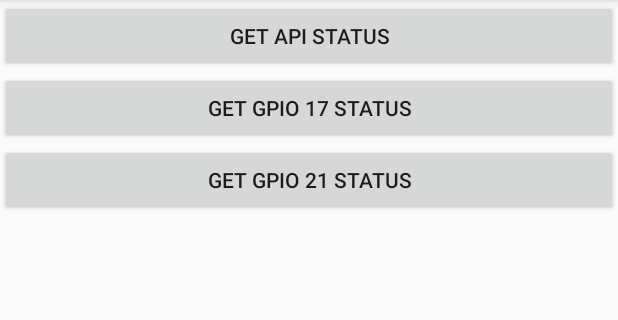
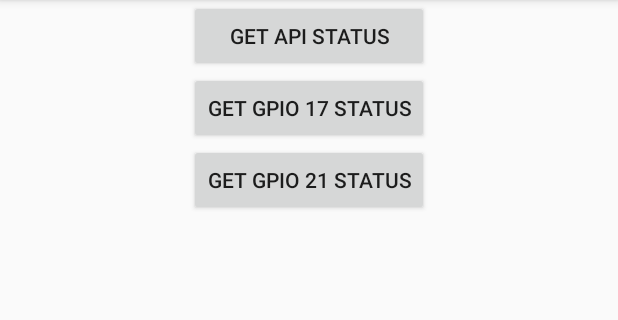
Before and after one commit to MatGarreau/AndroidVolleyBasicAuth, an Android app: the screen it shows after launch (MainActivity), on a phone screen of 412 x 824 dp, the part 84-404 px from its top. Run offline under Robolectric (Android 15) with nearby library versions, the phone set to English and light mode, and no system bars; our stand-ins replace Volley; network calls fail.

```diff
--- a/app/src/main/java/com/example/mat/testvolley/MainActivity.java
+++ b/app/src/main/java/com/example/mat/testvolley/MainActivity.java
@@ -12,6 +12,7 @@ import android.util.Log;
 import android.view.View;
 import android.widget.Button;
 import android.widget.LinearLayout;
+import android.widget.RelativeLayout;
 import android.widget.TextView;
 
 import com.android.volley.AuthFailureError;
@@ -33,14 +34,13 @@ import java.util.Map;
 
 
 // TODO :
-// manage 2 gpio
-// improve few functions to be more generic (require to manage many GPIO)
-
+// use ImageButton widget rather than Button
 
 public class MainActivity extends AppCompatActivity
         implements View.OnClickListener {
 
     private LinearLayout linearLayout;
+    private RelativeLayout relativeLayout;
     private Button apiStatusButton;
     private Button manageGpio17Button;
     private Button manageGpio21Button;
@@ -60,7 +60,8 @@ public class MainActivity extends AppCompatActivity
         super.onCreate(savedInstanceState);
         queue = Volley.newRequestQueue(this);
         makeView();
-        setContentView(linearLayout);
+        //setContentView(linearLayout);
+        setContentView(relativeLayout);
     }
 
     // this method generate the view : four buttons and a textView to display information (request response)
@@ -87,20 +88,38 @@ public class MainActivity extends AppCompatActivity
         manageGpio21Button.setOnClickListener(this);
         manageGpio21Button.setId(R.id.bt_manage_gpio21);
 
+        // text view to display server response
         resultsTextView = new TextView(this);
+        resultsTextView.setId(R.id.tv_message);
 
+        // this is the parent layout. It contains linearLayout and resultsTextView
+        relativeLayout = new RelativeLayout(this);
+
+        // this layout contains the GPIOs buttons
         linearLayout = new LinearLayout(this);
         linearLayout.setOrientation(LinearLayout.VERTICAL);
         linearLayout.addView(apiStatusButton);
         linearLayout.addView(manageGpio17Button);
         linearLayout.addView(manageGpio21Button);
-        linearLayout.addView(resultsTextView);
+
+        // add linearLayout (buttons) and text view to parent layout
+        relativeLayout.addView(linearLayout);
+        relativeLayout.addView(resultsTextView);
+
+        RelativeLayout.LayoutParams tvParam = (RelativeLayout.LayoutParams) resultsTextView.getLayoutParams();
+        tvParam.addRule(RelativeLayout.ALIGN_PARENT_BOTTOM);
+        resultsTextView.setLayoutParams(tvParam);
+
+        RelativeLayout.LayoutParams llParam = (RelativeLayout.LayoutParams) linearLayout.getLayoutParams();
+//        llParam.addRule(RelativeLayout.CENTER_IN_PARENT);
+        llParam.addRule(RelativeLayout.CENTER_HORIZONTAL);
+        linearLayout.setLayoutParams(llParam);
     }
 
     @Override
     public void onClick(View view) {
         if (!isConnected()) {
-            Snackbar.make(view, "Internet access is not available!", Snackbar.LENGTH_LONG).show();
+            snackbar.make(view, "Internet access is not available!", snackbar.LENGTH_LONG).show();
             return;
         }
 
--- a/app/src/main/res/values/id.xml
+++ b/app/src/main/res/values/id.xml
@@ -1,8 +1,7 @@
 <?xml version="1.0" encoding="utf-8"?>
 <resources>
+    <item type="id" name="tv_message" />
     <item type="id" name="bt_get_api_status" />
     <item type="id" name="bt_manage_gpio17" />
     <item type="id" name="bt_manage_gpio21" />
-    <item type="id" name="bt_switchon_gpio" />
-    <item type="id" name="bt_switchoff_gpio" />
 </resources>
```
Also changed, not shown: 1 other file.
